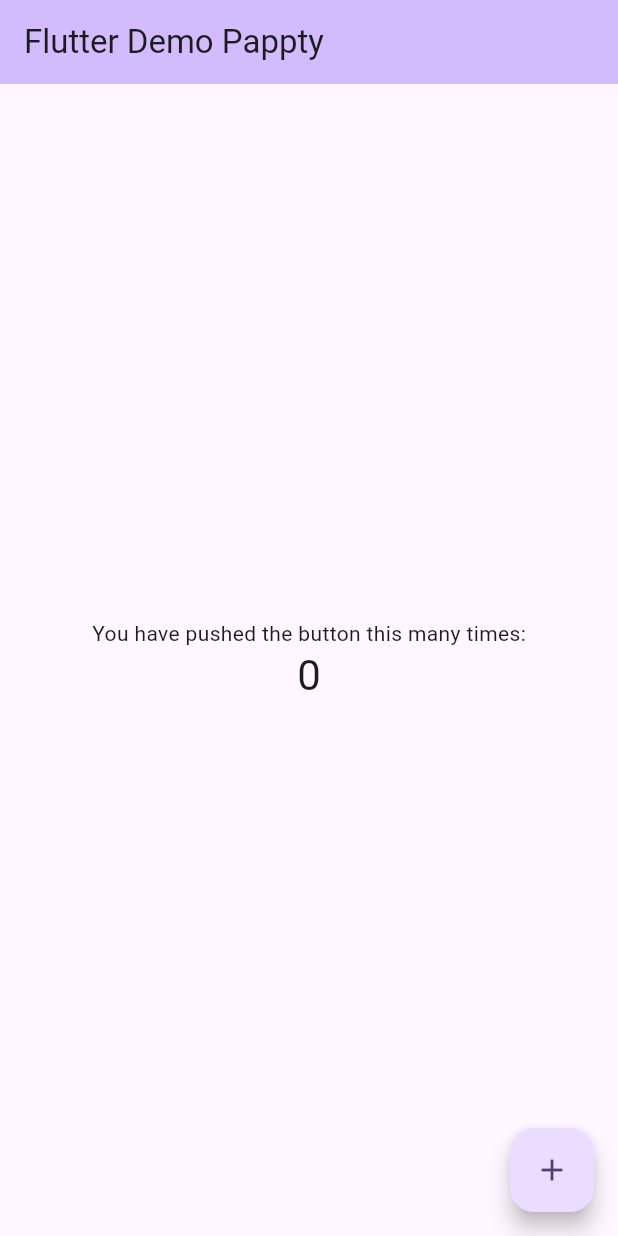
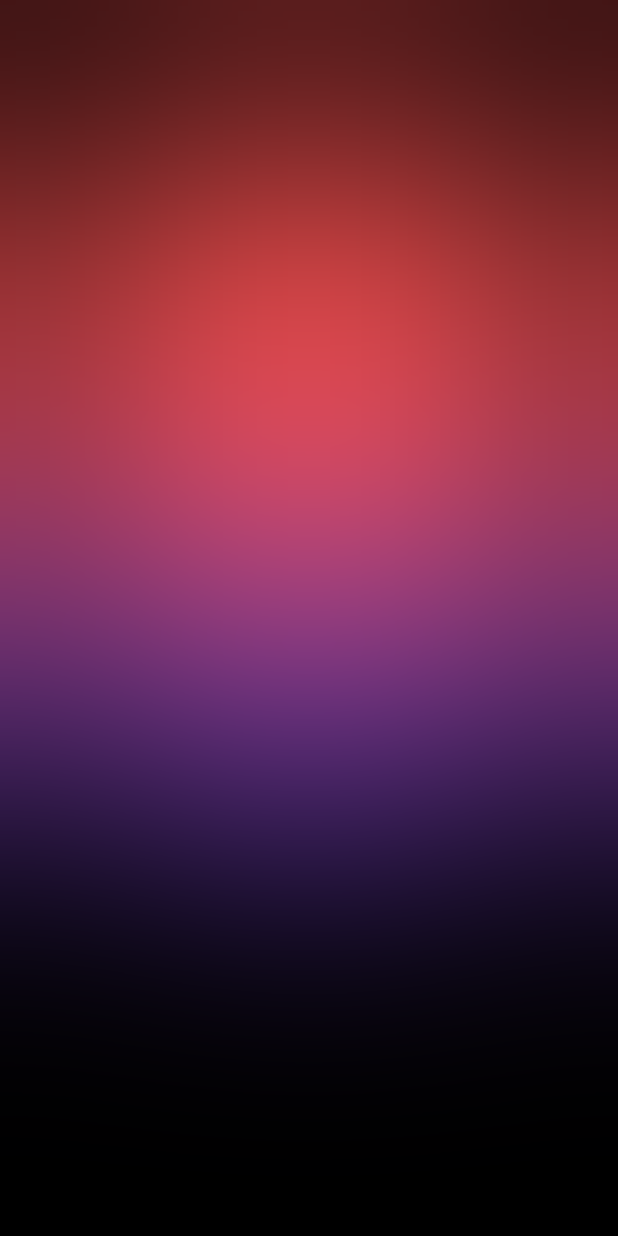
Before and after one commit to cruetto/WeatherApp, a Flutter app: the screen it shows after launch, on a phone screen of 412 x 824 dp. Run offline on Flutter 3.47's test engine with Material 3 defaults, Android fonts, the phone set to English and light mode, and no system bars; our stand-ins replace bloc, equatable.

Commit message:
changed kotlin version + FirstSteps

```diff
--- /dev/null
+++ b/weatherapp/devtools_options.yaml
@@ -0,0 +1 @@
+extensions:
--- /dev/null
+++ b/weatherapp/lib/bloc/weather_bloc_bloc.dart
@@ -0,0 +1,13 @@
+import 'package:bloc/bloc.dart';
+import 'package:equatable/equatable.dart';
+
+part 'weather_bloc_event.dart';
+part 'weather_bloc_state.dart';
+
+class WeatherBlocBloc extends Bloc<WeatherBlocEvent, WeatherBlocState> {
+  WeatherBlocBloc() : super(WeatherBlocInitial()) {
+    on<WeatherBlocEvent>((event, emit) {
+      // TODO: implement event handler
+    });
+  }
+}
--- /dev/null
+++ b/weatherapp/lib/bloc/weather_bloc_event.dart
@@ -0,0 +1,8 @@
+part of 'weather_bloc_bloc.dart';
+
+sealed class WeatherBlocEvent extends Equatable {
+  const WeatherBlocEvent();
+
+  @override
+  List<Object> get props => [];
+}
--- /dev/null
+++ b/weatherapp/lib/bloc/weather_bloc_state.dart
@@ -0,0 +1,10 @@
+part of 'weather_bloc_bloc.dart';
+
+sealed class WeatherBlocState extends Equatable {
+  const WeatherBlocState();
+
+  @override
+  List<Object> get props => [];
+}
+
+final class WeatherBlocInitial extends WeatherBlocState {}
--- a/weatherapp/lib/main.dart
+++ b/weatherapp/lib/main.dart
@@ -1,125 +1,20 @@
 import 'package:flutter/material.dart';
+import 'package:weatherapp/screens/home_screen.dart'; // Add screen
 
 void main() {
   runApp(const MyApp());
 }
 
+
 class MyApp extends StatelessWidget {
   const MyApp({super.key});
 
-  // This widget is the root of your application.
+
   @override
   Widget build(BuildContext context) {
-    return MaterialApp(
-      title: 'Flutter Demo',
-      theme: ThemeData(
-        // This is the theme of your application.
-        //
-        // TRY THIS: Try running your application with "flutter run". You'll see
-        // the application has a purple toolbar. Then, without quitting the app,
-        // try changing the seedColor in the colorScheme below to Colors.green
-        // and then invoke "hot reload" (save your changes or press the "hot
-        // reload" button in a Flutter-supported IDE, or press "r" if you used
-        // the command line to start the app).
-        //
-        // Notice that the counter didn't reset back to zero; the application
-        // state is not lost during the reload. To reset the state, use hot
-        // restart instead.
-        //
-        // This works for code too, not just values: Most code changes can be
-        // tested with just a hot reload.
-        colorScheme: ColorScheme.fromSeed(seedColor: Colors.deepPurple),
-        useMaterial3: true,
-      ),
-      home: const MyHomePage(title: 'Flutter Demo Pappty'),
+    return const MaterialApp(
+      debugShowCheckedModeBanner: false, // disable red DEBUG banner
+      home: HomeScreen()
     );
   }
 }
-
-class MyHomePage extends StatefulWidget {
-  const MyHomePage({super.key, required this.title});
-
-  // This widget is the home page of your application. It is stateful, meaning
-  // that it has a State object (defined below) that contains fields that affect
-  // how it looks.
-
-  // This class is the configuration for the state. It holds the values (in this
-  // case the title) provided by the parent (in this case the App widget) and
-  // used by the build method of the State. Fields in a Widget subclass are
-  // always marked "final".
-
-  final String title;
-
-  @override
-  State<MyHomePage> createState() => _MyHomePageState();
-}
-
-class _MyHomePageState extends State<MyHomePage> {
-  int _counter = 0;
-
-  void _incrementCounter() {
-    setState(() {
-      // This call to setState tells the Flutter framework that something has
-      // changed in this State, which causes it to rerun the build method below
-      // so that the display can reflect the updated values. If we changed
-      // _counter without calling setState(), then the build method would not be
-      // called again, and so nothing would appear to happen.
-      _counter++;
-    });
-  }
-
-  @override
-  Widget build(BuildContext context) {
-    // This method is rerun every time setState is called, for instance as done
-    // by the _incrementCounter method above.
-    //
-    // The Flutter framework has been optimized to make rerunning build methods
-    // fast, so that you can just rebuild anything that needs updating rather
-    // than having to individually change instances of widgets.
-    return Scaffold(
-      appBar: AppBar(
-        // TRY THIS: Try changing the color here to a specific color (to
-        // Colors.amber, perhaps?) and trigger a hot reload to see the AppBar
-        // change color while the other colors stay the same.
-        backgroundColor: Theme.of(context).colorScheme.inversePrimary,
-        // Here we take the value from the MyHomePage object that was created by
-        // the App.build method, and use it to set our appbar title.
-        title: Text(widget.title),
-      ),
-      body: Center(
-        // Center is a layout widget. It takes a single child and positions it
-        // in the middle of the parent.
-        child: Column(
-          // Column is also a layout widget. It takes a list of children and
-          // arranges them vertically. By default, it sizes itself to fit its
-          // children horizontally, and tries to be as tall as its parent.
-          //
-          // Column has various properties to control how it sizes itself and
-          // how it positions its children. Here we use mainAxisAlignment to
-          // center the children vertically; the main axis here is the vertical
-          // axis because Columns are vertical (the cross axis would be
-          // horizontal).
-          //
-          // TRY THIS: Invoke "debug painting" (choose the "Toggle Debug Paint"
-          // action in the IDE, or press "p" in the console), to see the
-          // wireframe for each widget.
-          mainAxisAlignment: MainAxisAlignment.center,
-          children: <Widget>[
-            const Text(
-              'You have pushed the button this many times:',
-            ),
-            Text(
-              '$_counter',
-              style: Theme.of(context).textTheme.headlineMedium,
-            ),
-          ],
-        ),
-      ),
-      floatingActionButton: FloatingActionButton(
-        onPressed: _incrementCounter,
-        tooltip: 'Increment',
-        child: const Icon(Icons.add),
-      ), // This trailing comma makes auto-formatting nicer for build methods.
-    );
-  }
-}
--- /dev/null
+++ b/weatherapp/lib/screens/home_screen.dart
@@ -0,0 +1,74 @@
+import 'dart:ui';
+
+import 'package:flutter/material.dart';
+import 'package:flutter/rendering.dart';
+import 'package:flutter/services.dart';
+
+class HomeScreen extends StatelessWidget {
+  const HomeScreen({super.key});
+
+
+  @override
+  Widget build(BuildContext context){
+    return Scaffold(
+      backgroundColor: Colors.black,
+      appBar: AppBar(
+        backgroundColor: Colors.transparent,
+        elevation: 0,
+        systemOverlayStyle: const SystemUiOverlayStyle(
+          statusBarBrightness: Brightness.dark // Make top bar of smartphone white so you can see percentage of battery and etc.
+        ),
+      ),
+      body: Padding(
+        padding: const EdgeInsets.fromLTRB(40, 1.2 * kToolbarHeight, 40, 20),
+        child: SizedBox(
+          height: MediaQuery.of(context).size.height, // Maximum height
+          child: Stack(
+            children: [
+              Align(
+                alignment: const AlignmentDirectional(3, -0.3),
+                child: Container(
+                  height: 300,
+                  width: 300,
+                  decoration: const BoxDecoration(
+                    shape: BoxShape.circle,
+                    color: Colors.deepPurple
+                  ),
+                )
+              ),
+              Align(
+                alignment: const AlignmentDirectional(-3, -0.3),
+                child: Container(
+                  height: 300,
+                  width: 300,
+                  decoration: const BoxDecoration(
+                    shape: BoxShape.circle,
+                    color: Colors.deepPurple
+                  ),
+                ),
+              ),
+
+              Align(
+                alignment: const AlignmentDirectional(0, -1.2),
+                child: Container(
+                  height: 300,
+                  width: 600,
+                  decoration: const BoxDecoration(
+                    color: Colors.redAccent
+                  ),
+                ),
+              ),
+
+              BackdropFilter(
+                filter: ImageFilter.blur(sigmaX: 100, sigmaY: 100),
+                child: Container(
+                  decoration: const BoxDecoration(color: Colors.transparent),
+                ),
+              )
+            ],
+          ),
+        ),
+      ),
+    );
+  }
+}
--- a/weatherapp/pubspec.yaml
+++ b/weatherapp/pubspec.yaml
@@ -30,13 +30,11 @@ environment:
 dependencies:
   flutter:
     sdk: flutter
-
   geolocator: ^11.0.0
   weather: ^3.1.1
   intl: ^0.19.0
   flutter_bloc: ^8.1.4
   equatable: ^2.0.5
-
   # The following adds the Cupertino Icons font to your application.
   # Use with the CupertinoIcons class for iOS style icons.
   cupertino_icons: ^1.0.6
```
Also changed, not shown: weatherapp/lib/data/my_data.dart (added), weatherapp/pubspec.lock, 5 other files.
